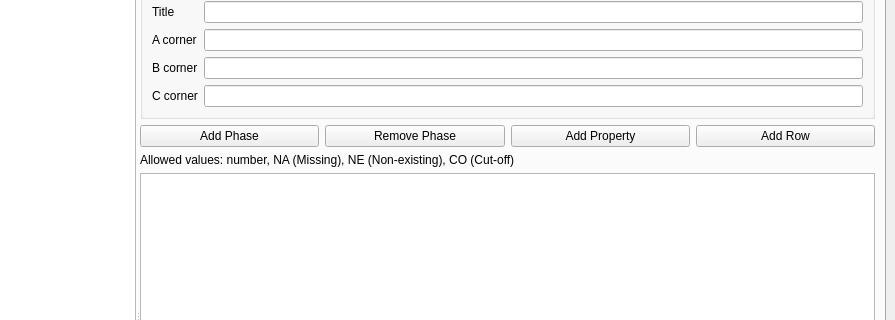
Before: the Qt Designer form apps/ternary-contours-qt/ui/main_window.ui in evnekdev/ternary-contours, drawn with Qt 5; both pictures show x 385 to 1280 and y 91 to 411 of the 1280 by 800 pixel window.
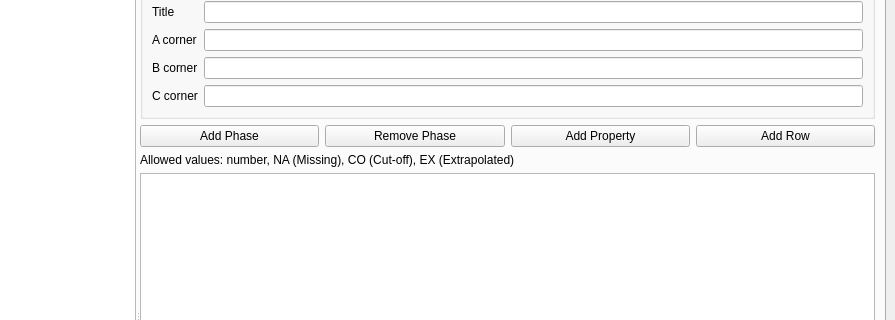
After: the same form once the commit is applied. Custom widgets are drawn as their Qt base class.

Diff of the .ui file:
```diff
--- a/apps/ternary-contours-qt/ui/main_window.ui
+++ b/apps/ternary-contours-qt/ui/main_window.ui
@@ -54,7 +54,7 @@
             </item>
             <item>
              <widget class="QLabel" name="labelGridValueTokens">
-              <property name="text"><string>Allowed values: number, NA (Missing), NE (Non-existing), CO (Cut-off)</string></property>
+              <property name="text"><string>Allowed values: number, NA (Missing), CO (Cut-off), EX (Extrapolated)</string></property>
               <property name="toolTip"><string>NA — Missing: not calculated or unavailable. NE — Non-existing: the phase does not exist at this composition. CO — Cut-off: an explicit cutoff or limit was reached. Optional notes may be added, for example CO:3000.</string></property>
               <property name="accessibleName"><string>Supported grid-value tokens</string></property>
               <property name="accessibleDescription"><string>Explains the supported numeric and classified grid-value tokens.</string></property>
```
Left out of the diff: 6 changed lines with no effect on the pictures.
